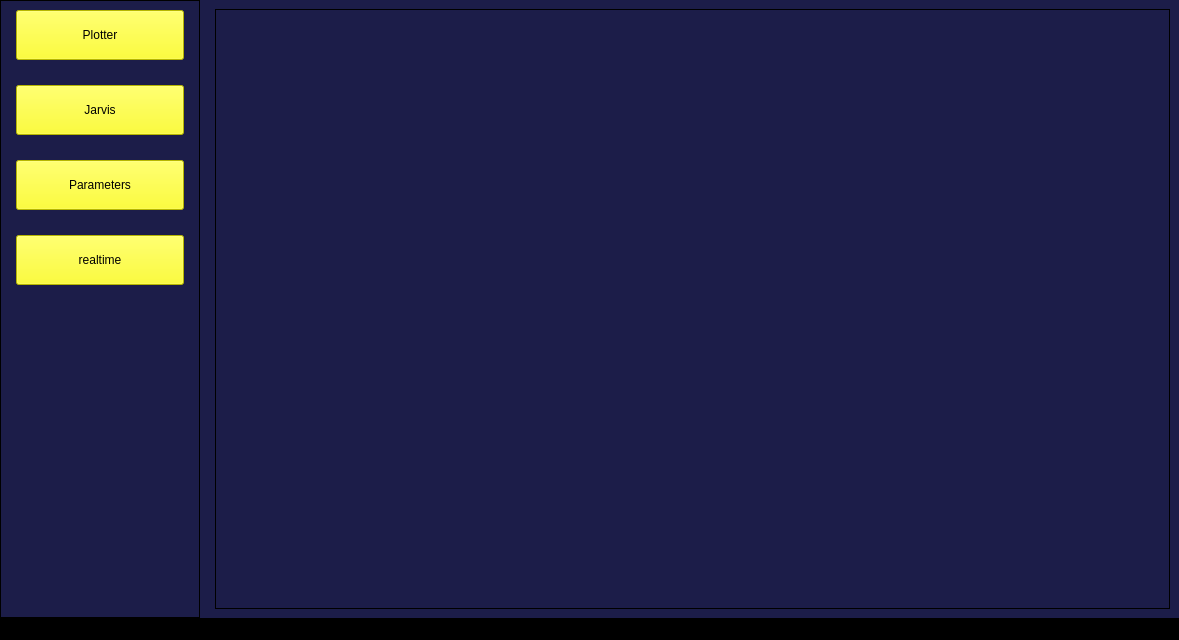
sarath-menon/raptor_studio, file app/main_window/src/mainwindow.ui: the form before one commit.
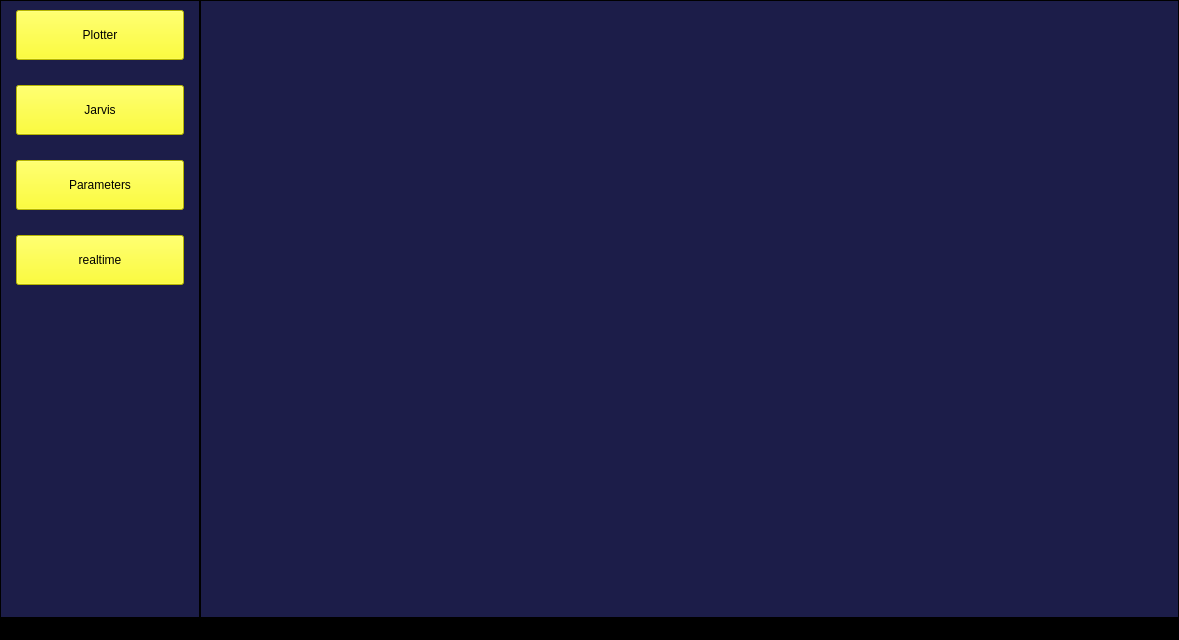
The form after the commit. The open tabs and pages were chosen to show the change. Custom widgets are drawn as their Qt base class.

Commit message: layout reorganization

Diff of the .ui file:
```diff
--- a/app/main_window/src/mainwindow.ui
+++ b/app/main_window/src/mainwindow.ui
@@ -14,35 +14,14 @@
    <string>MainWindow</string>
   </property>
   <widget class="QWidget" name="centralwidget">
-   <layout class="QVBoxLayout" name="verticaLayout">
-    <property name="spacing">
-     <number>0</number>
-    </property>
-    <property name="leftMargin">
-     <number>0</number>
-    </property>
-    <property name="topMargin">
-     <number>0</number>
-    </property>
-    <property name="rightMargin">
-     <number>0</number>
-    </property>
-    <property name="bottomMargin">
-     <number>0</number>
-    </property>
-    <item>
-     <widget class="QFrame" name="main_frame">
       <property name="styleSheet">
        <string notr="true">background-color: qlineargradient(spread:pad, x1:0, y1:0, x2:1, y2:0, stop:0 rgba(28, 29, 73, 255), stop:0.50495 rgba(28, 29, 73, 255));
 </string>
       </property>
-      <property name="frameShape">
-       <enum>QFrame::NoFrame</enum>
-      </property>
-      <property name="frameShadow">
-       <enum>QFrame::Raised</enum>
-      </property>
-      <layout class="QHBoxLayout" name="horizontalLayout">
+   <layout class="QHBoxLayout" name="horizontalLayout_3">
+    <property name="spacing">
+     <number>0</number>
+    </property>
        <property name="leftMargin">
         <number>0</number>
        </property>
@@ -184,7 +163,38 @@
         </widget>
        </item>
        <item>
+     <widget class="QFrame" name="main_frame">
+      <property name="styleSheet">
+       <string notr="true">background-color: qlineargradient(spread:pad, x1:0, y1:0, x2:1, y2:0, stop:0 rgba(28, 29, 73, 255), stop:0.50495 rgba(28, 29, 73, 255));
+</string>
+      </property>
+      <property name="frameShape">
+       <enum>QFrame::NoFrame</enum>
+      </property>
+      <property name="frameShadow">
+       <enum>QFrame::Raised</enum>
+      </property>
+      <layout class="QHBoxLayout" name="horizontalLayout">
+       <property name="spacing">
+        <number>0</number>
+       </property>
+       <property name="leftMargin">
+        <number>0</number>
+       </property>
+       <property name="topMargin">
+        <number>0</number>
+       </property>
+       <property name="rightMargin">
+        <number>0</number>
+       </property>
+       <property name="bottomMargin">
+        <number>0</number>
+       </property>
+       <item>
         <widget class="QStackedWidget" name="app_pages">
+         <property name="frameShape">
+          <enum>QFrame::NoFrame</enum>
+         </property>
          <widget class="QWidget" name="plots_page">
           <layout class="QVBoxLayout" name="verticalLayout_3">
            <item>
@@ -211,6 +221,21 @@
          </widget>
          <widget class="QWidget" name="realtime_plots_page">
           <layout class="QHBoxLayout" name="horizontalLayout_2">
+           <property name="spacing">
+            <number>0</number>
+           </property>
+           <property name="leftMargin">
+            <number>0</number>
+           </property>
+           <property name="topMargin">
+            <number>0</number>
+           </property>
+           <property name="rightMargin">
+            <number>0</number>
+           </property>
+           <property name="bottomMargin">
+            <number>0</number>
+           </property>
            <item>
             <widget class="QFrame" name="plots_frame">
              <property name="frameShape">
@@ -220,6 +245,21 @@
               <enum>QFrame::Raised</enum>
              </property>
              <layout class="QVBoxLayout" name="verticalLayout">
+              <property name="spacing">
+               <number>0</number>
+              </property>
+              <property name="leftMargin">
+               <number>0</number>
+              </property>
+              <property name="topMargin">
+               <number>0</number>
+              </property>
+              <property name="rightMargin">
+               <number>0</number>
+              </property>
+              <property name="bottomMargin">
+               <number>0</number>
+              </property>
               <item>
                <spacer name="verticalSpacer_3">
                 <property name="orientation">
```
Left out of the diff: 29 changed lines with no effect on the pictures. Lines whose indentation alone changed are shown as unchanged. The commit also changes 1 other file.
